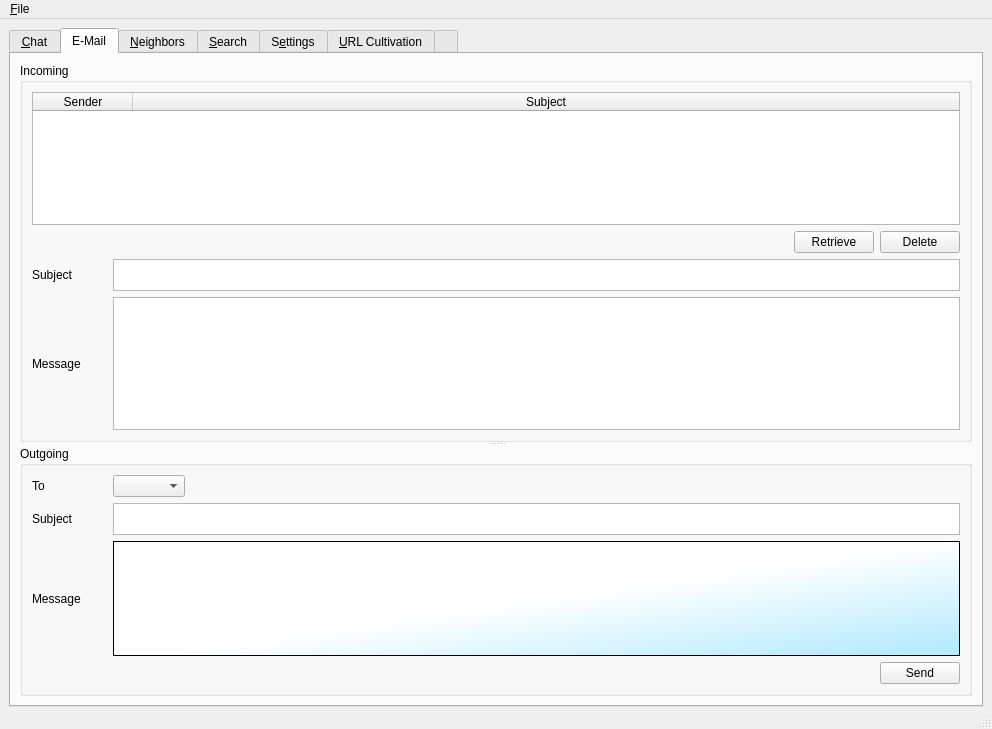
Before: the Qt Designer form UI/controlcenter.ui in xloem/spot-on-svn, drawn with Qt 5.
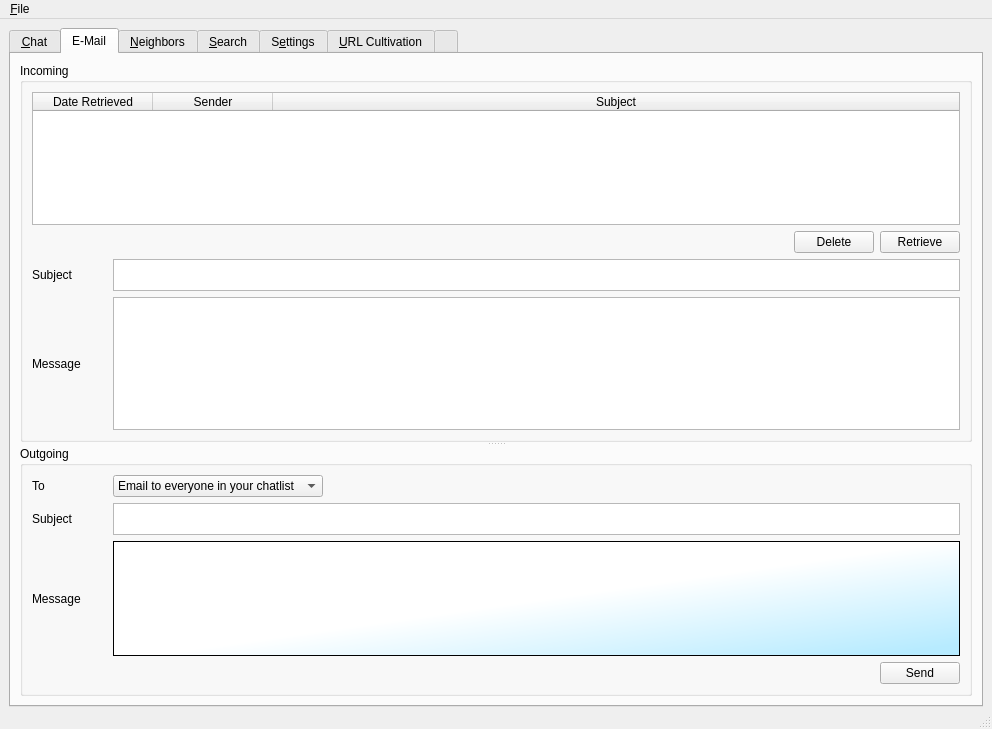
After: the same form once the commit is applied. The open tabs and pages were chosen to show the change. Icons and pictures are not drawn. Custom widgets are drawn as their Qt base class.

Commit message: add retrievedate to email tab Prevent deletion: swap delete and retrieve button due to nearness of scroll bars edges add non/sticky icon

```diff
--- a/UI/controlcenter.ui
+++ b/UI/controlcenter.ui
@@ -380,9 +380,17 @@
            <layout class="QVBoxLayout" name="verticalLayout_27">
             <item>
              <widget class="QTableWidget" name="tableWidget">
+              <attribute name="horizontalHeaderDefaultSectionSize">
+               <number>120</number>
+              </attribute>
               <attribute name="horizontalHeaderStretchLastSection">
                <bool>true</bool>
               </attribute>
+              <column>
+               <property name="text">
+                <string>Date Retrieved</string>
+               </property>
+              </column>
               <column>
                <property name="text">
                 <string>Sender</string>
@@ -410,6 +418,17 @@
                 </property>
                </spacer>
               </item>
+              <item>
+               <widget class="QPushButton" name="pushButton_deleteemail">
+                <property name="text">
+                 <string>Delete</string>
+                </property>
+                <property name="icon">
+                 <iconset resource="../Icons/icons.qrc">
+                  <normaloff>:/delete.png</normaloff>:/delete.png</iconset>
+                </property>
+               </widget>
+              </item>
               <item>
                <widget class="QPushButton" name="pushButton_retrieveemail">
                 <property name="statusTip">
@@ -424,17 +443,6 @@
                 </property>
                </widget>
               </item>
-              <item>
-               <widget class="QPushButton" name="pushButton_deleteemail">
-                <property name="text">
-                 <string>Delete</string>
-                </property>
-                <property name="icon">
-                 <iconset resource="../Icons/icons.qrc">
-                  <normaloff>:/delete.png</normaloff>:/delete.png</iconset>
-                </property>
-               </widget>
-              </item>
              </layout>
             </item>
             <item>
@@ -538,7 +546,23 @@
                </widget>
               </item>
               <item>
-               <widget class="QComboBox" name="participantEmail"/>
+               <widget class="QComboBox" name="participantEmail">
+                <item>
+                 <property name="text">
+                  <string>Email to everyone in your chatlist</string>
+                 </property>
+                </item>
+                <item>
+                 <property name="text">
+                  <string>Alice</string>
+                 </property>
+                </item>
+                <item>
+                 <property name="text">
+                  <string>Bob</string>
+                 </property>
+                </item>
+               </widget>
               </item>
               <item>
                <spacer name="horizontalSpacer_28">
```
Left out of the diff: 58 changed lines with no effect on the pictures. The commit also changes 4 other files.
